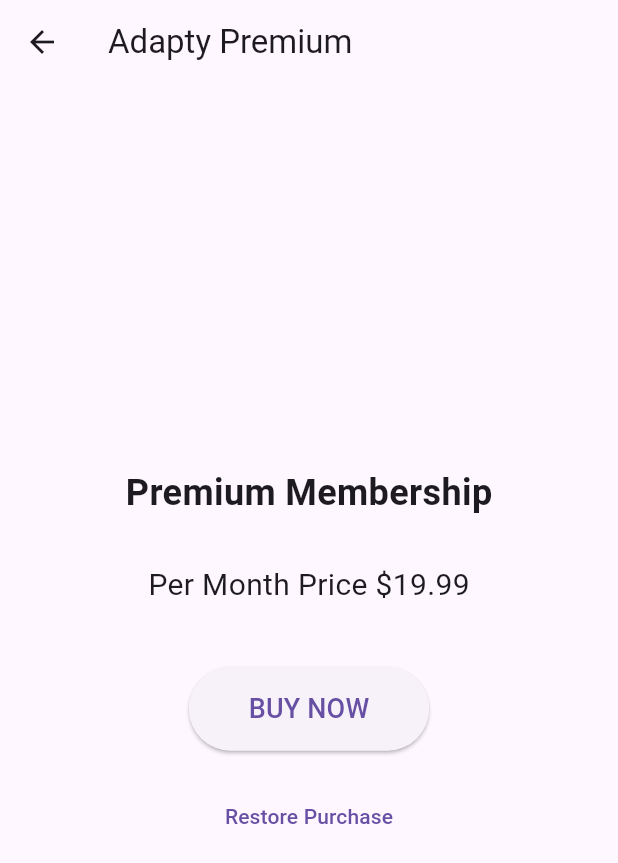
After one commit to iremyasar01/NeonAcademy, a Flutter app: the screen it shows after launch, after a tap on "Adapty", on a phone screen of 412 x 824 dp. The commit adds this screen. Shown: the top 863 px of the screen. Run offline on Flutter 3.47's test engine with Material 3 defaults, Android fonts, the phone set to English and light mode, and no system bars; our stand-ins replace image_picker, in_app_purchase, shared_preferences; missing offline and left inert: notification_center; accounts and stored records are empty.

Commit message:
added in_app_purchase

```diff
--- a/neonapp/lib/screens/home_screen.dart
+++ b/neonapp/lib/screens/home_screen.dart
@@ -4,6 +4,7 @@
 import 'package:neonapp/screens/future_tech_screen.dart';
 import 'package:neonapp/screens/travel_screen.dart';
 import 'package:neonapp/screens/welcome_screen.dart';
+import 'package:neonapp/widgets/purchase_wrapper.dart';
 
 class HomeScreen extends StatelessWidget {
   const HomeScreen({super.key});
@@ -98,6 +99,21 @@
                   ),
                   child: const Text('Hero'),
                 ),
+                   const SizedBox(height: 20),
+                ElevatedButton(
+                  onPressed: () {
+                    Navigator.push(
+                        context,
+                        MaterialPageRoute(
+                            builder: (context) =>const PurchaseWrapper()));
+                  },
+                  style: ElevatedButton.styleFrom(
+                    backgroundColor: Colors.green[200],
+                    foregroundColor: Colors.black,
+                    padding: const EdgeInsets.all(20),
+                  ),
+                  child: const Text('Adapty'),
+                ),
               ],
             ),
           ),
--- /dev/null
+++ b/neonapp/lib/screens/in_app_screen.dart
@@ -0,0 +1,95 @@
+import 'package:flutter/material.dart';
+class InAppScreen extends StatefulWidget {
+  final Function(bool) onPremiumPurchased;
+
+  const InAppScreen({super.key, required this.onPremiumPurchased});
+
+  @override
+  State<InAppScreen> createState() => _InAppScreenState();
+}
+
+class _InAppScreenState extends State<InAppScreen> {
+  bool _purchaseInProgress = false;
+
+  Future<void> _handlePurchase() async {
+    setState(() => _purchaseInProgress = true);
+
+
+    await Future.delayed(const Duration(seconds: 2));
+
+//simüle ediyor çünkü gerçek ödeme işlemini simülatörde yapamadım.
+//gerçek cihazda developer hesabı artı StoreKit.
+    final success = (DateTime.now().second % 2 == 0);
+// Simulüle ediyor başarılı olup olmamasını rastgele vermek adına.
+    if (!mounted) return;
+
+    if (success) {
+      widget.onPremiumPurchased(true);
+      ScaffoldMessenger.of(context).showSnackBar(
+        const SnackBar(content: Text('Payment Completed')),
+      );
+    } else {
+      setState(() => _purchaseInProgress = false);
+      ScaffoldMessenger.of(context).showSnackBar(
+        const SnackBar(content: Text('Your payment has not been made')),
+      );
+    }
+  }
+
+  Future<void> _restorePurchase() async {
+    setState(() => _purchaseInProgress = true);
+    await Future.delayed(const Duration(seconds: 2));
+
+    // Kullanıcı daha önce satın aldıysa tekrar ödeme yapmadan geri getirme işlemi.
+    //rastgele başarılı veya başarısız simüle ediyor.
+    final restored = (DateTime.now().second % 3 != 0);
+
+    if (!mounted) return;
+
+    if (restored) {
+      widget.onPremiumPurchased(true);
+      ScaffoldMessenger.of(context).showSnackBar(
+        const SnackBar(content: Text('Purchase Restored!')),
+      );
+    } else {
+      setState(() => _purchaseInProgress = false);
+      ScaffoldMessenger.of(context).showSnackBar(
+        const SnackBar(content: Text('No purchases to restore')),
+      );
+    }
+  }
+
+  @override
+  Widget build(BuildContext context) {
+    return Scaffold(
+      appBar: AppBar(title: const Text('Adapty Premium')),
+      body: Center(
+        child: Column(
+          mainAxisAlignment: MainAxisAlignment.center,
+          children: [
+            const Text('Premium Membership',
+                style: TextStyle(fontSize: 24, fontWeight: FontWeight.bold)),
+            const SizedBox(height: 30),
+            const Text('Per Month Price \$19.99',
+                style: TextStyle(fontSize: 20)),
+            const SizedBox(height: 40),
+            if (_purchaseInProgress)
+              const CircularProgressIndicator()
+            else
+              ElevatedButton(
+                onPressed: _handlePurchase,
+                style: ElevatedButton.styleFrom(
+                    padding: const EdgeInsets.symmetric(
+                        horizontal: 40, vertical: 15)),
+                child: const Text('BUY NOW', style: TextStyle(fontSize: 18))),
+            const SizedBox(height: 20),
+            TextButton(
+              onPressed: _restorePurchase,
+              child: const Text('Restore Purchase'),
+            ),
+          ],
+        ),
+      ),
+    );
+  }
+}
--- /dev/null
+++ b/neonapp/lib/widgets/purchase_wrapper.dart
@@ -0,0 +1,68 @@
+import 'package:flutter/material.dart';
+import 'package:in_app_purchase/in_app_purchase.dart';
+import 'package:neonapp/screens/in_app_screen.dart';
+import 'package:neonapp/screens/main_screen.dart';
+
+//in app purchase uygulama içi satın alma kütüphanesi.
+class PurchaseWrapper extends StatefulWidget {
+  const PurchaseWrapper({super.key});
+
+  @override
+  State<PurchaseWrapper> createState() => _PurchaseWrapperState();
+}
+
+class _PurchaseWrapperState extends State<PurchaseWrapper> {
+  bool _isPremium = false;
+  bool _isLoading = true;
+  final InAppPurchase _iap = InAppPurchase.instance;
+
+  @override
+  void initState() {
+    super.initState();
+    _verifyPremiumStatus();
+  }
+//simülatörde gerçek ödeme işlemi yapamadığımız için, satın alma işlemini simüle ediyoruz.
+  Future<void> _verifyPremiumStatus() async {
+    final available = await _iap.isAvailable();
+    if (!available) {
+      setState(() => _isLoading = false);
+      return;
+    }
+
+    final purchaseStream = _iap.purchaseStream;
+    purchaseStream.listen((purchases) {
+      for (final purchase in purchases) {
+        if (purchase.status == PurchaseStatus.purchased ||
+            purchase.status == PurchaseStatus.restored) {
+          setState(() => _isPremium = true);
+        }
+      }
+    });
+
+    // iOS için geçmiş satın alımları manuel olarak geri yükleme.
+    //android'de bu adım gerekli değil.otomatik olarak geri yükleniyor.
+    await _iap.restorePurchases();
+
+    // kısa gecikmeyle loading spinner'ı kaldıralım
+    Future.delayed(const Duration(seconds: 1), () {
+      if (mounted) setState(() => _isLoading = false);
+    });
+  }
+
+  void _updatePremiumStatus(bool isPremium) {
+    setState(() => _isPremium = isPremium);
+  }
+
+  @override
+  Widget build(BuildContext context) {
+    if (_isLoading) {
+      return const Scaffold(
+        body: Center(child: CircularProgressIndicator()),
+      );
+    }
+
+    return _isPremium
+        ? const MainScreen()
+        : InAppScreen(onPremiumPurchased: _updatePremiumStatus);
+  }
+}
--- a/neonapp/pubspec.yaml
+++ b/neonapp/pubspec.yaml
@@ -38,6 +38,7 @@
   intl: ^0.20.2
   http: ^1.4.0
   image_picker: ^1.1.2
+  in_app_purchase: ^3.2.3
 
 
 dev_dependencies:
@@ -81,6 +82,7 @@
      - assets/images/improv.jpeg
      - assets/images/comedyfest.jpeg
      - assets/images/maze.jpeg
+     - assets/images/logo.jpeg
 
   # An image asset can refer to one or more resolution-specific "variants", see
   # https://flutter.dev/to/resolution-aware-images
```
Also changed, not shown: neonapp/lib/screens/main_screen.dart (added, +25 -0 lines), neonapp/assets/images/logo.jpeg (added), 3 other files.
